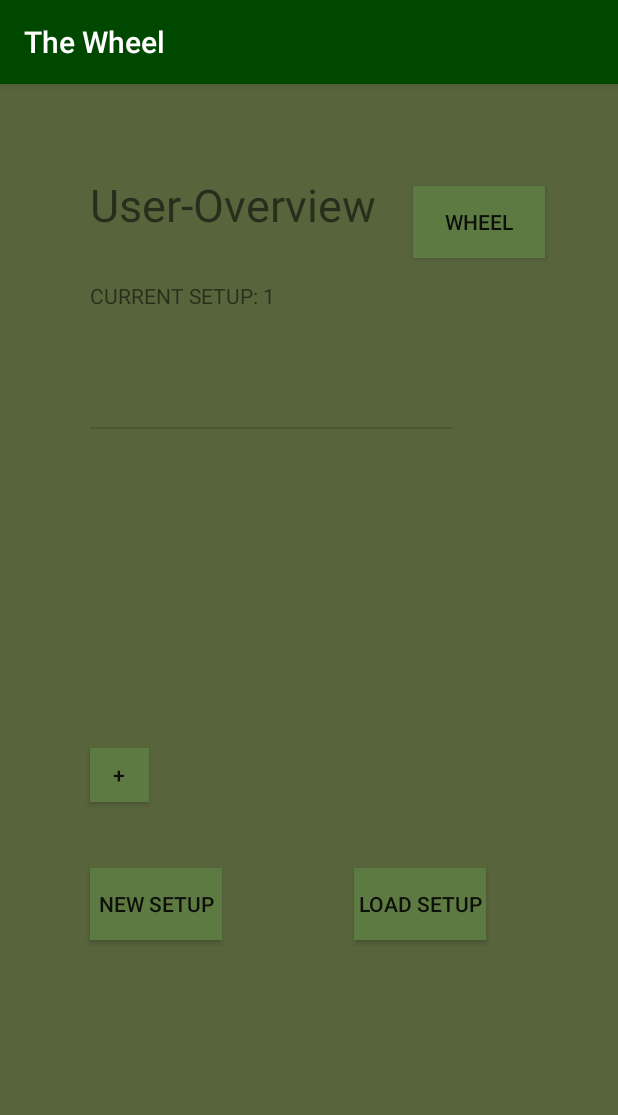
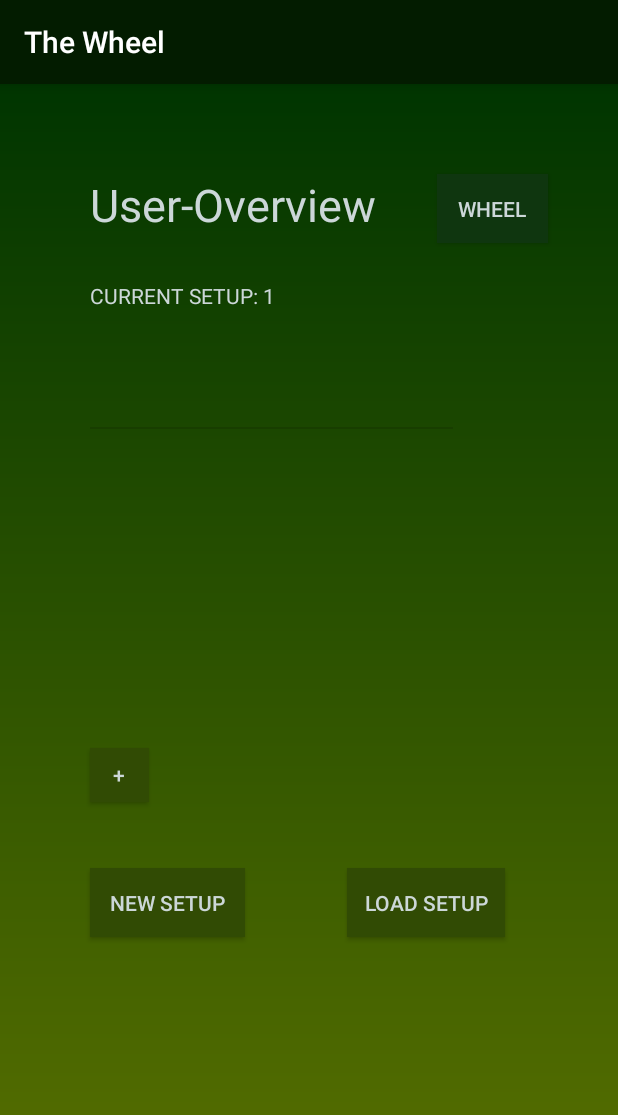
Before and after one commit to Phys-droid/TheWheel, an Android app: the UserOverview screen opened directly, with no data from a screen before it, on a phone screen of 412 x 824 dp. Shown: the top 1115 px of the screen. Run offline under Robolectric (Android 15) with nearby library versions, the phone set to English and light mode, and no system bars.

Commit message:
Reworked Artstyle of Menus

```diff
--- a/app/src/main/java/com/example/thewheel/UserConfig.java
+++ b/app/src/main/java/com/example/thewheel/UserConfig.java
@@ -34,8 +34,7 @@ public class UserConfig extends AppCompatActivity {
 
         final Button buttonDel = findViewById(R.id.buttonDelete);
         if (currentUser == null) {
-            buttonDel.setBackgroundColor(Color.parseColor("#4E5C42"));
-            buttonDel.setTextColor(Color.parseColor("#41493B"));
+            buttonDel.setTextColor(Color.parseColor("#495642"));
         }
         buttonDel.setOnClickListener(new View.OnClickListener() {
             public void onClick(View v) {
--- a/app/src/main/java/com/example/thewheel/UserOverview.java
+++ b/app/src/main/java/com/example/thewheel/UserOverview.java
@@ -1,8 +1,10 @@
 package com.example.thewheel;
 
 import android.content.Intent;
+import android.graphics.Color;
 import android.os.Bundle;
 import android.view.View;
+import android.view.ViewGroup;
 import android.widget.AdapterView;
 import android.widget.ArrayAdapter;
 import android.widget.Button;
@@ -83,7 +85,16 @@ public class UserOverview extends AppCompatActivity {
 
         ArrayAdapter<String> arrayAdapter = new ArrayAdapter<String>(
                 this,android.R.layout.simple_list_item_1,
-                nameList);
+                nameList) {
+        @Override
+        public View getView(int position, View convertView, ViewGroup parent) {
+            View view = super.getView(position, convertView, parent);
+            TextView text = (TextView) view.findViewById(android.R.id.text1);
+            text.setTextColor(Color.parseColor("#CCD7D8"));
+            return view;
+        }
+    };;
+
 
         userView.setAdapter(arrayAdapter);
 
--- /dev/null
+++ b/app/src/main/res/drawable/gradient.xml
@@ -0,0 +1,9 @@
+<?xml version="1.0" encoding="utf-8"?>
+
+<shape xmlns:android="http://schemas.android.com/apk/res/android" android:shape="rectangle">
+    <gradient
+        android:type="linear"
+        android:startColor="@color/yellowDown"
+        android:endColor="@color/greenTop"
+        android:angle="90" />
+</shape>
--- a/app/src/main/res/layout/activity_main.xml
+++ b/app/src/main/res/layout/activity_main.xml
@@ -28,6 +28,8 @@
         android:layout_width="wrap_content"
         android:layout_height="wrap_content"
         android:text="Spin!"
+        android:background="@color/intergreen"
+        android:textColor="@color/silver"
         app:layout_constraintBottom_toBottomOf="parent"
         app:layout_constraintEnd_toEndOf="parent"
         app:layout_constraintHorizontal_bias="0.498"
@@ -53,6 +55,8 @@
         android:layout_marginEnd="16dp"
         android:layout_marginRight="16dp"
         android:visibility="visible"
+        android:background="@color/backgroundGreen"
+        android:textColor="@color/silver"
         app:layout_constraintBottom_toBottomOf="parent"
         app:layout_constraintEnd_toEndOf="parent"
         app:layout_constraintHorizontal_bias="0.954"
--- a/app/src/main/res/layout/user_overview.xml
+++ b/app/src/main/res/layout/user_overview.xml
@@ -5,7 +5,8 @@
     android:layout_width="match_parent"
     android:layout_height="match_parent"
     tools:context=".UserOverview"
-    android:background="#58643C">
+
+    android:background="@drawable/gradient">
 
 
 
@@ -18,6 +19,7 @@
         android:layout_marginTop="60dp"
         android:textSize="30dp"
         android:text="User-Overview"
+        android:textColor="@color/silver"
         app:layout_constraintStart_toStartOf="parent"
         app:layout_constraintTop_toTopOf="parent" />
 
@@ -26,55 +28,66 @@
         android:layout_width="242dp"
         android:layout_height="29dp"
         android:layout_marginTop="12dp"
+        android:textColor="@color/silver"
+
         android:text="INSERT_STRING_SETUP_NUMBER"
         app:layout_constraintStart_toStartOf="@+id/userOverview"
         app:layout_constraintTop_toBottomOf="@+id/userOverview" />
 
     <Button
-        android:background="#5E7A43"
         android:id="@+id/buttonWheel"
-        android:layout_width="wrap_content"
-        android:layout_height="wrap_content"
-        android:layout_marginStart="8dp"
-        android:layout_marginLeft="8dp"
-        android:layout_marginTop="68dp"
+        android:layout_width="74dp"
+        android:layout_height="46dp"
+        android:layout_marginStart="24dp"
+        android:layout_marginLeft="24dp"
+        android:background="#3C753C"
+        android:backgroundTint="#0F360F"
+        android:soundEffectsEnabled="false"
         android:text="Wheel"
-        android:soundEffectsEnabled="false"
+        android:textColor="@color/silver"
+
         app:layout_constraintStart_toEndOf="@+id/userOverview"
-        app:layout_constraintTop_toTopOf="parent" />
+        app:layout_constraintTop_toTopOf="@+id/userOverview" />
 
     <Button
+        android:id="@+id/buttonLoad"
+        android:backgroundTint="@color/backgroundGreen"
+        android:layout_width="105dp"
+        android:layout_height="46dp"
+        android:layout_marginStart="68dp"
+        android:layout_marginLeft="68dp"
         android:background="#5E7A43"
+        android:textColor="@color/silver"
 
-        android:id="@+id/buttonLoad"
-        android:layout_width="wrap_content"
-        android:layout_height="wrap_content"
-        android:layout_marginStart="88dp"
-        android:layout_marginLeft="88dp"
+        android:soundEffectsEnabled="false"
         android:text="Load Setup"
-        android:soundEffectsEnabled="false"
         app:layout_constraintStart_toEndOf="@+id/buttonNewSetup"
         app:layout_constraintTop_toTopOf="@+id/buttonNewSetup" />
 
     <Button
+        android:id="@+id/buttonNewSetup"
+        android:layout_width="103dp"
+        android:layout_height="46dp"
+        android:layout_marginTop="44dp"
         android:background="#5E7A43"
-        android:id="@+id/buttonNewSetup"
-        android:layout_width="wrap_content"
-        android:layout_height="wrap_content"
-        android:layout_marginTop="44dp"
+        android:soundEffectsEnabled="false"
         android:text="New Setup"
-        android:soundEffectsEnabled="false"
+        android:backgroundTint="@color/backgroundGreen"
+        android:textColor="@color/silver"
+
         app:layout_constraintStart_toStartOf="@+id/buttonAddUser"
         app:layout_constraintTop_toBottomOf="@+id/buttonAddUser" />
 
     <Button
         android:background="#5E7A43"
-
+        android:backgroundTint="@color/backgroundGreen"
         android:id="@+id/buttonAddUser"
         android:layout_width="39dp"
         android:layout_height="36dp"
         android:layout_marginTop="40dp"
         android:text="+"
+        android:textColor="@color/silver"
+
         android:soundEffectsEnabled="false"
         app:layout_constraintStart_toStartOf="@+id/userView"
         app:layout_constraintTop_toBottomOf="@+id/userView" />
--- a/app/src/main/res/values/colors.xml
+++ b/app/src/main/res/values/colors.xml
@@ -1,7 +1,14 @@
 <?xml version="1.0" encoding="utf-8"?>
 <resources>
-    <color name="colorPrimary">#004700</color>
-    <color name="colorPrimaryDark">#3700B3</color>
-    <color name="colorAccent">#03DAC5</color>
+    <color name="colorPrimary">#031C00</color>
+    <color name="colorPrimaryDark">#000000</color>
+    <color name="colorAccent">#CCD7D8</color>
     <color name="darkRed">#540000</color>
+    <color name="greenTop">#003500</color>
+    <color name="yellowDown">#5A7100</color>
+    <color name="silver">#CCD7D8</color>
+    <color name="backgroundGreen">#314B04</color>
+    <color name="greensilver">#4C7038</color>
+    <color name="backgroundGreenDark">#0F360F</color>
+    <color name="intergreen">#042300</color>
 </resources>
--- a/app/src/main/res/values/styles.xml
+++ b/app/src/main/res/values/styles.xml
@@ -8,7 +8,7 @@
     </style>
 
     <style name="ColoredHandleTheme">
-        <item name="colorControlActivated">@color/darkRed</item>
+        <item name="colorControlActivated">@color/greensilver</item>
     </style>
 
 </resources>
```
Also changed, not shown: app/src/main/java/com/example/thewheel/SetupOverview.java (+12 -1 lines), app/src/main/res/layout/setup_overview.xml (+10 -3 lines), app/src/main/res/layout/user_config.xml (+31 -15 lines).
